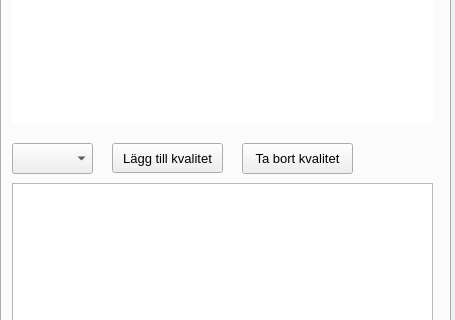
First picture: the form in ui/qgyf_dockwidget_base.ui, repository co-city/QGYF, before the edit; both pictures show x 0 to 455 and y 331 to 651 of the 455 by 860 pixel window.
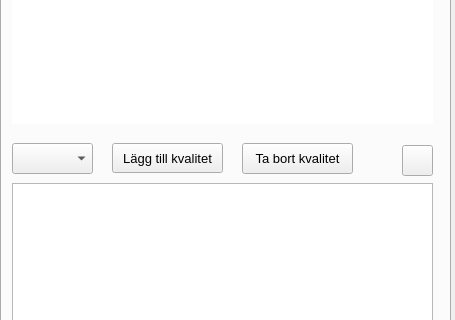
Second picture: the form after the edit. Icons and pictures are not drawn. Custom widgets are drawn as their Qt base class.

Commit message: Lägg till användarmanual

```diff
--- a/ui/qgyf_dockwidget_base.ui
+++ b/ui/qgyf_dockwidget_base.ui
@@ -316,6 +316,22 @@
        <string>Ta bort kvalitet</string>
       </property>
      </widget>
+     <widget class="QPushButton" name="pushButton">
+      <property name="geometry">
+       <rect>
+        <x>400</x>
+        <y>452</y>
+        <width>31</width>
+        <height>31</height>
+       </rect>
+      </property>
+      <property name="styleSheet">
+       <string notr="true">border-image:url(&quot;:/plugins/qgyf/assets/settings.png&quot;);</string>
+      </property>
+      <property name="text">
+       <string/>
+      </property>
+     </widget>
     </widget>
     <widget class="QWidget" name="visualize">
      <attribute name="title">
```
